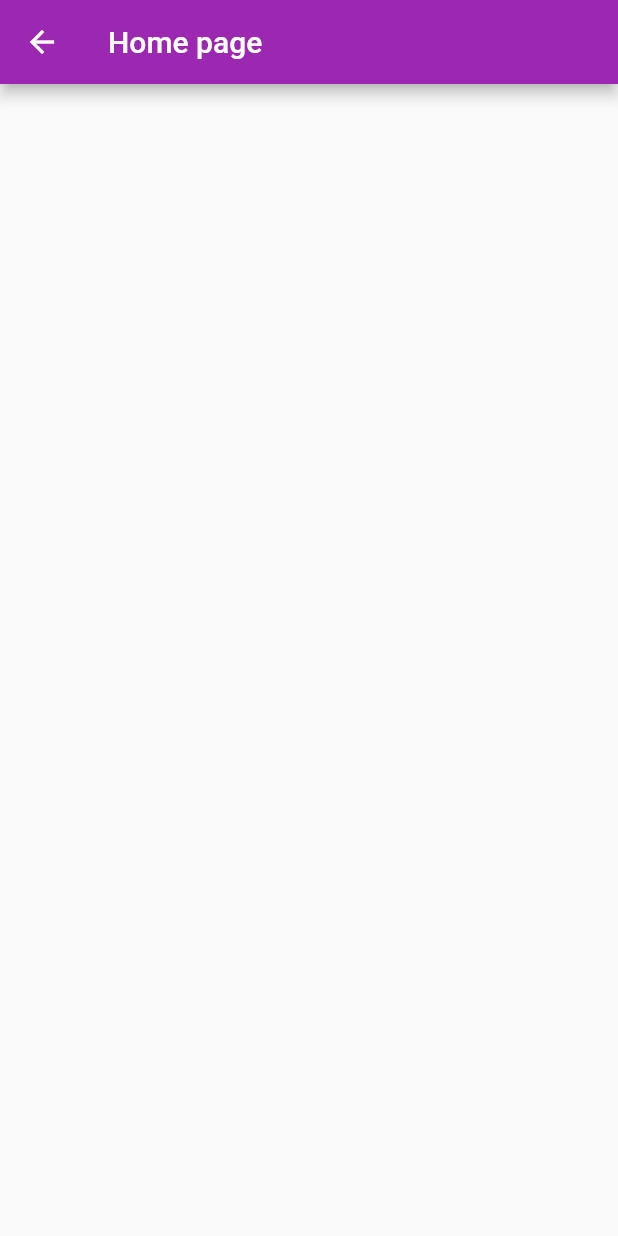
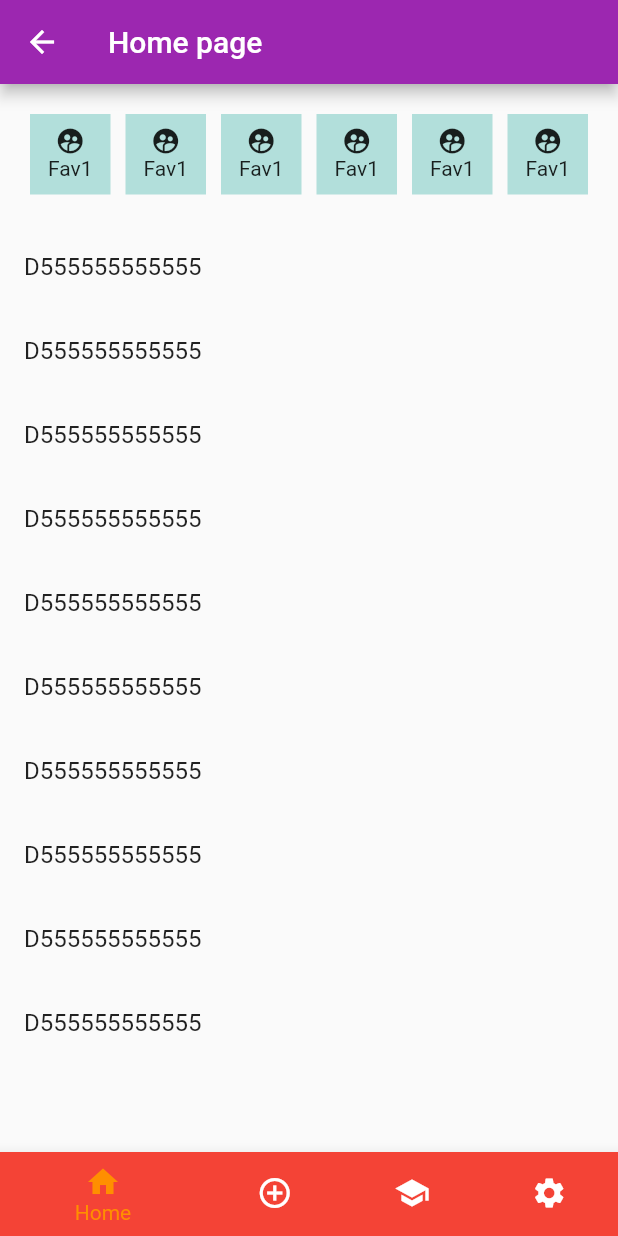
Before and after one commit to Hentaidasiu/Somchai_WordCamp, a Flutter app: the HomePage screen opened directly, on a phone screen of 412 x 824 dp. Run offline on Flutter 3.47's test engine with Material 2 defaults, Android fonts, the light colour scheme and no system bars.

Commit message:
HomePage Ui

```diff
--- a/lib/home.dart
+++ b/lib/home.dart
@@ -1,6 +1,6 @@
 import 'package:flutter/material.dart';
 
-class HomePage extends StatelessWidget {
+class HomePage extends StatefulWidget {
   //ตัวแปลที่จะมารับค่า
   final Map<String, dynamic> myWeightRecord;
 
@@ -8,12 +8,153 @@ class HomePage extends StatelessWidget {
   HomePage({Key key, this.myWeightRecord}) : super(key: key);
 
   @override
-  Widget build(BuildContext context){
+  _HomePageState createState() => _HomePageState();
+}
+
+class _HomePageState extends State<HomePage> {
+  List<String> cateName = ["All", "Fav1", "Fav2", "Fav3", "Fav4", "Fav5"];
+  List<String> wordCardName = [
+    "English1",
+    "CAL1",
+    "SCI2",
+    "THAI1",
+    "JAPAN2",
+    "Russian5"
+  ];
+
+  @override
+  Widget build(BuildContext context) {
     return Scaffold(
-      appBar: AppBar(
-        title: Text('Home page'),
-      ),
-      body: Center(),
-    );
+        appBar: AppBar(
+          title: Text('Home page'),
+        ),
+        body: getbody(),
+        bottomNavigationBar: bottom() );
+
   }
 }
+
+Widget test() {
+  return ListView.builder(
+    itemCount: 5,
+    itemBuilder: (BuildContext context, int index) {
+      return ListTile(
+        title: Text("D555555555555"),
+      );
+    },
+  );
+}
+
+Widget getbody() {
+  return Column(children: [
+    Expanded(
+        flex: -1,
+        child: GridView.count(
+          primary: false,
+          padding: const EdgeInsets.all(20),
+          crossAxisSpacing: 10,
+          mainAxisSpacing: 10,
+          shrinkWrap: true,
+          crossAxisCount: 6,
+          children: <Widget>[
+            Container(
+              padding: const EdgeInsets.all(8),
+              child: Column(children: [ Icon(
+                  Icons.supervised_user_circle,
+                  size: 20,
+                ),Text("${cateName[1]}")]),
+              color: Colors.teal[100],
+            ),
+           Container(
+              padding: const EdgeInsets.all(8),
+              child: Column(children: [ Icon(
+                  Icons.supervised_user_circle,
+                  size: 20,
+                ),Text("${cateName[1]}")]),
+              color: Colors.teal[100],
+            ),
+           Container(
+              padding: const EdgeInsets.all(8),
+              child: Column(children: [ Icon(
+                  Icons.supervised_user_circle,
+                  size: 20,
+                ),Text("${cateName[1]}")]),
+              color: Colors.teal[100],
+            ),
+            Container(
+              padding: const EdgeInsets.all(8),
+              child: Column(children: [ Icon(
+                  Icons.supervised_user_circle,
+                  size: 20,
+                ),Text("${cateName[1]}")]),
+              color: Colors.teal[100],
+            ),
+            Container(
+              padding: const EdgeInsets.all(8),
+              child: Column(children: [ Icon(
+                  Icons.supervised_user_circle,
+                  size: 20,
+                ),Text("${cateName[1]}")]),
+              color: Colors.teal[100],
+            ),
+           Container(
+              padding: const EdgeInsets.all(8),
+              child: Column(children: [ Icon(
+                  Icons.supervised_user_circle,
+                  size: 20,
+                ),Text("${cateName[1]}")]),
+              color: Colors.teal[100],
+            ),
+          ],
+        )),
+    Expanded(
+        flex: 8,
+        child: ListView.builder(
+          itemCount: 10,
+          itemBuilder: (BuildContext context, int index) {
+            return ListTile(
+              title: Text("D555555555555"),
+            );
+          },
+        )),
+
+  ]);
+}
+
+Widget bottom(){
+  return BottomNavigationBar(
+      items: const <BottomNavigationBarItem>[
+        BottomNavigationBarItem(
+          icon: Icon(Icons.home),
+          label: 'Home',
+          backgroundColor: Colors.red,
+        ),
+        BottomNavigationBarItem(
+          icon: Icon(Icons.add_circle_outline),
+          label: 'Business',
+          backgroundColor: Colors.green,
+        ),
+        BottomNavigationBarItem(
+          icon: Icon(Icons.school),
+          label: 'School',
+          backgroundColor: Colors.purple,
+        ),
+        BottomNavigationBarItem(
+          icon: Icon(Icons.settings),
+          label: 'Settings',
+          backgroundColor: Colors.pink,
+        ),
+      ],
+
+      selectedItemColor: Colors.amber[800],
+
+    );
+}
+
+List<String> userInfo = [
+  "Username5",
+  "50",
+  "250",
+];
+
+  List<String> cateName = ["All", "Fav1", "Fav2", "Fav3", "Fav4", "Fav5"];
```
Also changed, not shown: pubspec.lock.
